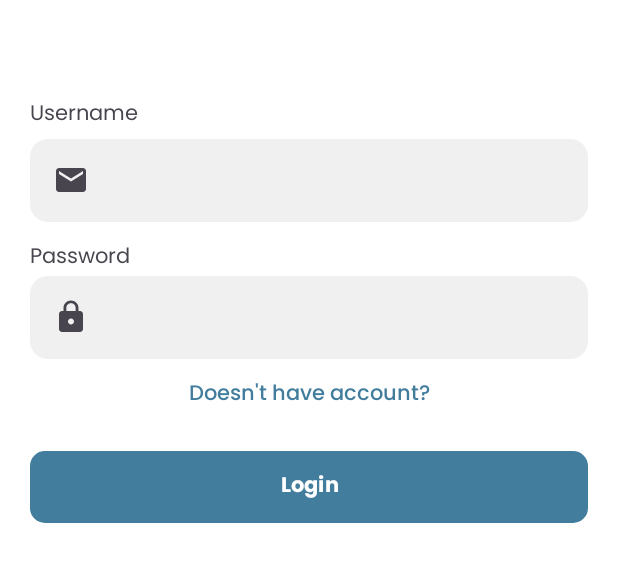
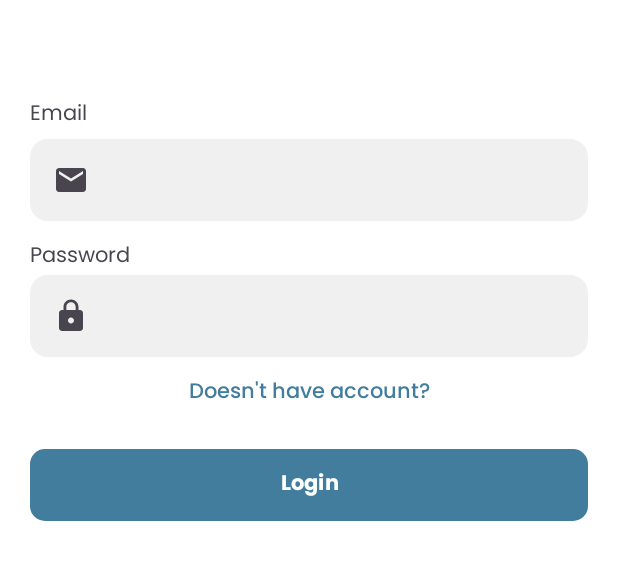
Before and after one commit to farisznafis/bangkit-financify, an Android app: the layout activity_login.xml on its own in the app's theme, with its tools: preview values and no code run, on a phone screen of 412 x 824 dp. Shown: the part 379-941 px from the top of the screen. Run offline under Robolectric (Android 15) with nearby library versions, the light colour scheme and no system bars.

Commit message:
minor changes on code

```diff
--- a/MD/app/src/main/java/com/code/precapstone/ui/customview/CustomEditText.kt
+++ b/MD/app/src/main/java/com/code/precapstone/ui/customview/CustomEditText.kt
@@ -4,7 +4,7 @@ import android.content.Context
 import android.text.Editable
 import android.text.TextWatcher
 import android.util.AttributeSet
-import com.code.presubmission.R
+import com.code.precapstone.R
 import com.google.android.material.textfield.TextInputEditText
 
 class CustomEditText: TextInputEditText {
--- a/MD/app/src/main/res/layout/activity_login.xml
+++ b/MD/app/src/main/res/layout/activity_login.xml
@@ -38,7 +38,7 @@
         android:layout_width="0dp"
         android:layout_height="wrap_content"
         android:fontFamily="@font/poppins_regular"
-        android:text="@string/username"
+        android:text="@string/email"
         android:layout_marginTop="50dp"
         app:layout_constraintEnd_toEndOf="@+id/welcometext"
         app:layout_constraintStart_toStartOf="@+id/welcometext"
@@ -54,8 +54,11 @@
         android:layout_marginTop="4dp"
         android:background="@drawable/rounded_edittext"
         android:drawableStart="@drawable/email"
+        android:drawablePadding="8dp"
         android:padding="15dp"
         android:inputType="textEmailAddress"
+        android:fontFamily="@font/robotomono_regular"
+        android:textSize="16sp"
         app:layout_constraintEnd_toEndOf="parent"
         app:layout_constraintStart_toStartOf="parent"
         app:layout_constraintTop_toBottomOf="@+id/login_usernametext"
@@ -78,8 +81,11 @@
         android:layout_height="wrap_content"
         android:background="@drawable/rounded_edittext"
         android:drawableStart="@drawable/lock"
+        android:drawablePadding="8dp"
         android:padding="15dp"
         android:inputType="textPassword"
+        android:textSize="16sp"
+        android:fontFamily="@font/robotomono_regular"
         app:layout_constraintEnd_toEndOf="@+id/login_passwordtext"
         app:layout_constraintStart_toStartOf="@+id/login_passwordtext"
         app:layout_constraintTop_toBottomOf="@+id/login_passwordtext" />
--- a/MD/app/src/main/res/values/strings.xml
+++ b/MD/app/src/main/res/values/strings.xml
@@ -9,4 +9,5 @@
     <string name="login">Login</string>
     <string name="register">Register</string>
     <string name="lets_getting_start">Let\'s Getting Started!</string>
+    <string name="password_error_message">password kurang dari 8 karakter</string>
 </resources>
```
Also changed, not shown: MD/app/src/main/AndroidManifest.xml (+4 -3 lines), MD/app/src/main/res/font/robotomono_regular.ttf (added).
